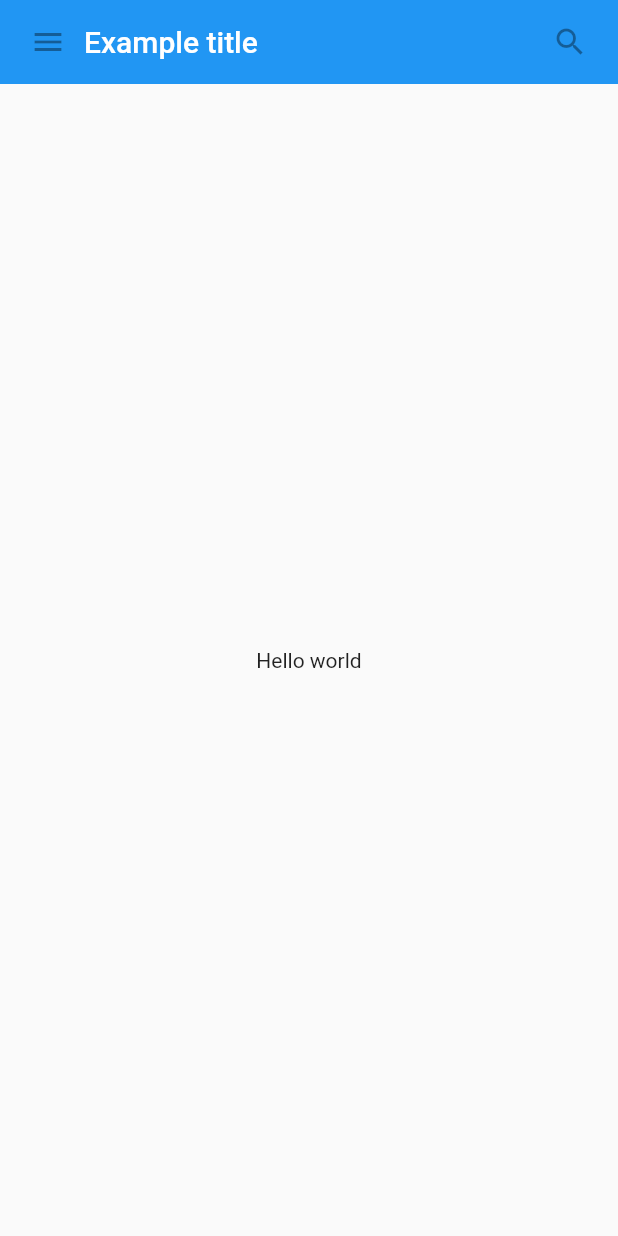
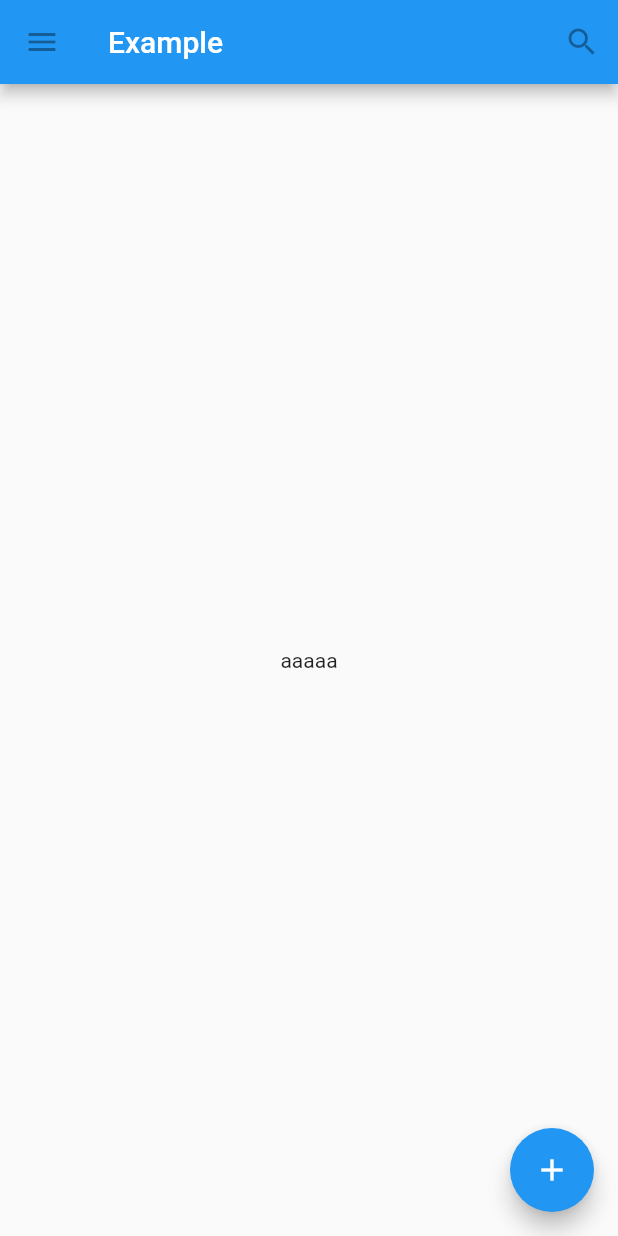
Before and after one commit to tomothumb/sandbox_flutter, a Flutter app: the screen it shows after launch, on a phone screen of 412 x 824 dp. Run offline on Flutter 3.47's test engine with Material 2 defaults, Android fonts, the phone set to English and light mode, and no system bars.

Commit message:
tutorial: using scaffold

```diff
--- a/tutorial/lib/main.dart
+++ b/tutorial/lib/main.dart
@@ -4,144 +4,36 @@
 void main() {
   runApp(MaterialApp(
     title: 'My app',
-    home: MyScaffold(),
+    home: TutorialHome(),
   ));
 }
 
-class MyScaffold extends StatelessWidget {
+class TutorialHome extends StatelessWidget {
   @override
   Widget build(BuildContext context) {
-    return Material(
-        child: Column(
-      children: <Widget>[
-        MyAppBar(
-            title: Text('Example title',
-                style: Theme.of(context).primaryTextTheme.headline6)),
-        Expanded(child: Center(child: Text('Hello world')))
-      ],
-    ));
-  }
-}
-
-class MyAppBar extends StatelessWidget {
-  MyAppBar({this.title});
-
-  final Widget title;
-
-  @override
-  Widget build(BuildContext context) {
-    return Container(
-        height: 56,
-        padding: const EdgeInsets.symmetric(horizontal: 8.0),
-        decoration: BoxDecoration(color: Colors.blue[500]),
-        child: Row(
-          children: <Widget>[
-            IconButton(
-              icon: Icon(Icons.menu),
-              tooltip: "Navigation menu",
-              onPressed: null,
-            ),
-            Expanded(
-              child: title,
-            ),
+    return Scaffold(
+      appBar: AppBar(
+          leading: IconButton(
+            icon: Icon(Icons.menu),
+            tooltip: "Navigation menu",
+            onPressed: null,
+          ),
+          title: Text("Example"),
+          actions: <Widget>[
             IconButton(
               icon: Icon(Icons.search),
               tooltip: 'search',
               onPressed: null,
             )
-          ],
-        ));
+          ]),
+      body: Center(
+        child: Text("aaaaa"),
+      ),
+      floatingActionButton: FloatingActionButton(
+        tooltip: 'Add',
+        child: Icon(Icons.add),
+        onPressed: null,
+      ),
+    );
   }
 }
-
-// class MyApp extends StatelessWidget {
-//   @override
-//   Widget build(BuildContext context) {
-//     return MaterialApp(
-//         title: 'Startup Name Generator',
-//         theme: ThemeData(
-//           primaryColor: Colors.white,
-//         ),
-//         home: RandomWords());
-//   }
-// }
-//
-// class RandomWords extends StatefulWidget {
-//   @override
-//   _RandomWordsState createState() => _RandomWordsState();
-// }
-//
-// class _RandomWordsState extends State<RandomWords> {
-//   final _suggestions = <WordPair>[];
-//   final _saved = Set<WordPair>();
-//   final _biggerFont = TextStyle(fontSize: 12.0);
-//
-//   Widget _buildSuggestions() {
-//     return ListView.builder(
-//       padding: EdgeInsets.all(10),
-//       itemBuilder: (context, i) {
-//         if (i.isOdd) {
-//           return Divider();
-//         }
-//         final index = i ~/ 2; //
-//         if (index >= _suggestions.length) {
-//           _suggestions.addAll(generateWordPairs().take(10));
-//         }
-//         return _buildRow(_suggestions[index]);
-//       },
-//     );
-//   }
-//
-//   Widget _buildRow(WordPair pair) {
-//     final alreadySaved = _saved.contains(pair);
-//     return ListTile(
-//         title: Text(pair.asPascalCase, style: _biggerFont),
-//         trailing: Icon(
-//           alreadySaved ? Icons.favorite : Icons.favorite_border,
-//           color: alreadySaved ? Colors.red : null,
-//         ),
-//         onTap: () {
-//           setState(() {
-//             if (alreadySaved) {
-//               _saved.remove(pair);
-//             } else {
-//               _saved.add(pair);
-//             }
-//           });
-//         });
-//   }
-//
-//   void _pushSaved() {
-//     Navigator.of(context)
-//         .push(MaterialPageRoute<void>(builder: (BuildContext context) {
-//       final tiles = _saved.map((WordPair pair) {
-//         return ListTile(
-//             title: Text(
-//           pair.asPascalCase,
-//           style: _biggerFont,
-//         ));
-//       });
-//
-//       final divided = ListTile.divideTiles(
-//         context: context,
-//         tiles: tiles,
-//       ).toList();
-//
-//       return Scaffold(
-//           appBar: AppBar(title: Text('Saved Suggestions')),
-//           body: ListView(children: divided));
-//     }));
-//   }
-//
-//   @override
-//   Widget build(BuildContext context) {
-//     return Scaffold(
-//         appBar: AppBar(
-//           title: Text('Startup Name Generator'),
-//           actions: [
-//             IconButton(icon: Icon(Icons.list), onPressed: _pushSaved),
-//           ],
-//         ),
-//         body: _buildSuggestions());
-//   }
-// }
```
